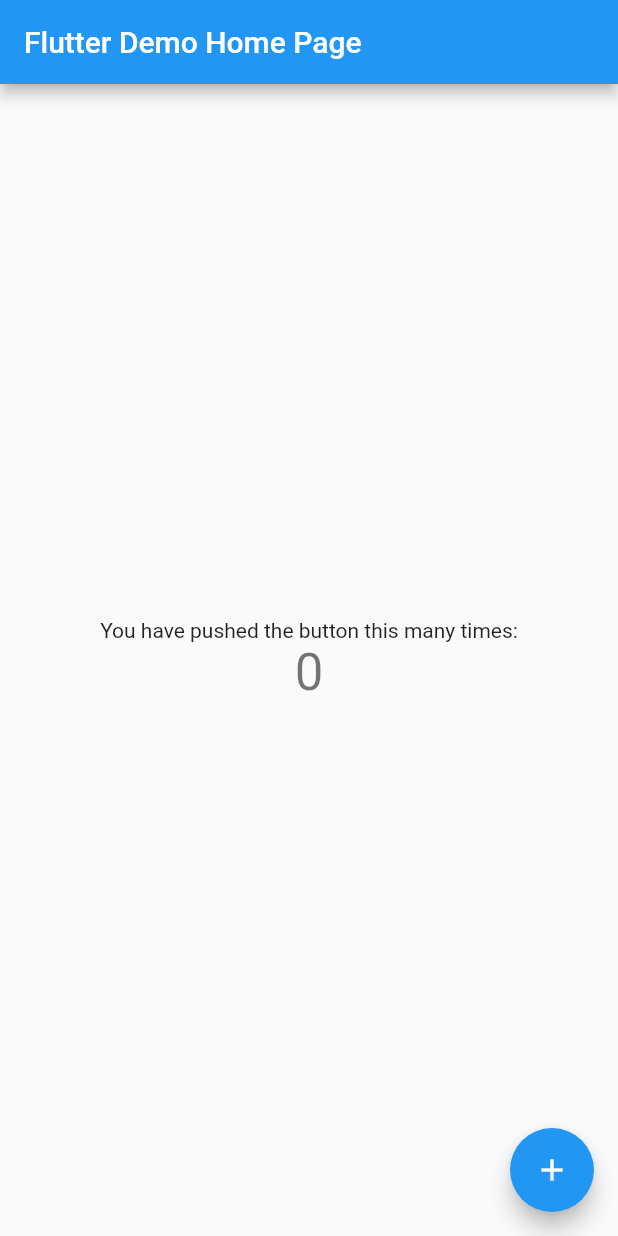
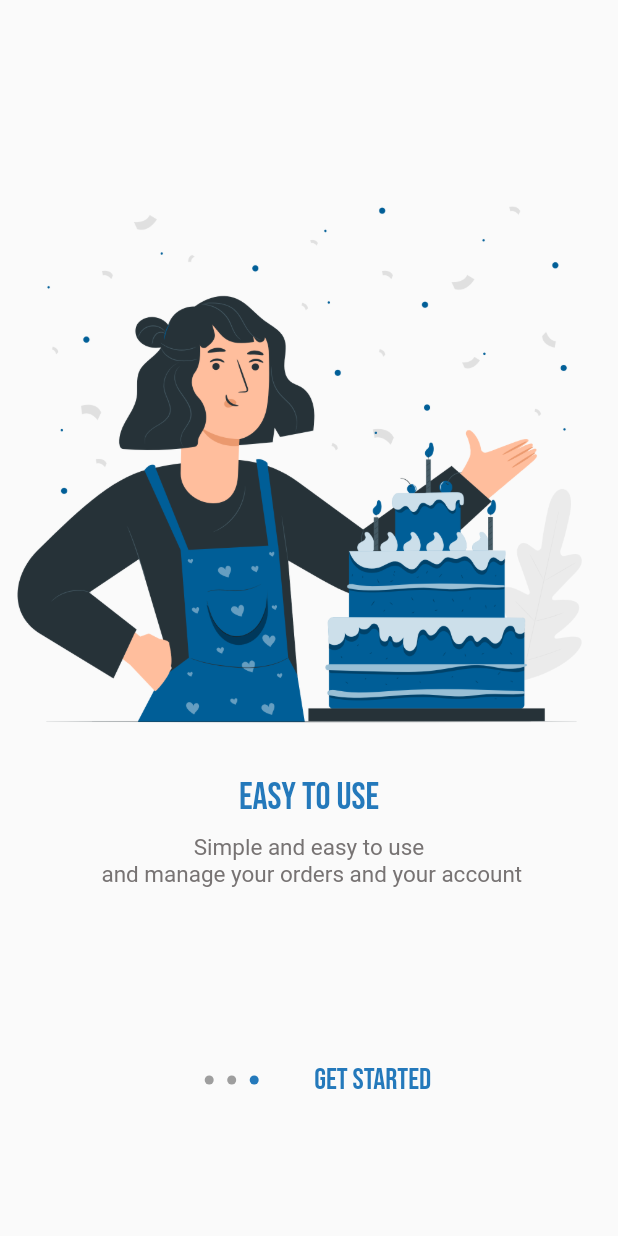
Before and after one commit to abduseK/Cake-App, a Flutter app: the screen it shows after launch, on a phone screen of 412 x 824 dp. Run offline on Flutter 3.47's test engine with Material 2 defaults, Android fonts, the phone set to English and light mode, and no system bars.

Commit message:
onboard screen

```diff
--- a/lib/main.dart
+++ b/lib/main.dart
@@ -1,4 +1,5 @@
 import 'package:flutter/material.dart';
+import 'package:test_onte/screens/onBoardScreen.dart';
 
 void main() {
   runApp(const MyApp());
@@ -10,58 +11,21 @@
   @override
   Widget build(BuildContext context) {
     return MaterialApp(
-      title: 'Flutter Demo',
-      theme: ThemeData(
-        primarySwatch: Colors.blue,
-      ),
-      home: const MyHomePage(title: 'Flutter Demo Home Page'),
+      home: MyHomePage(),
     );
   }
 }
 
 class MyHomePage extends StatefulWidget {
-  const MyHomePage({super.key, required this.title});
-
-  final String title;
-
   @override
   State<MyHomePage> createState() => _MyHomePageState();
 }
 
 class _MyHomePageState extends State<MyHomePage> {
-  int _counter = 0;
-
-  void _incrementCounter() {
-    setState(() {
-      _counter++;
-    });
-  }
-
   @override
   Widget build(BuildContext context) {
-    return Scaffold(
-      appBar: AppBar(
-        title: Text(widget.title),
-      ),
-      body: Center(
-        child: Column(
-          mainAxisAlignment: MainAxisAlignment.center,
-          children: <Widget>[
-            const Text(
-              'You have pushed the button this many times:',
-            ),
-            Text(
-              '$_counter',
-              style: Theme.of(context).textTheme.headlineMedium,
-            ),
-          ],
-        ),
-      ),
-      floatingActionButton: FloatingActionButton(
-        onPressed: _incrementCounter,
-        tooltip: 'Increment',
-        child: const Icon(Icons.add),
-      ), // This trailing comma makes auto-formatting nicer for build methods.
+    return const MaterialApp(
+      home: OnBoardScreen(),
     );
   }
 }
--- /dev/null
+++ b/lib/models/onBaord.dart
@@ -0,0 +1,8 @@
+class OnBaord {
+  final String title;
+  final String image;
+  final String description;
+
+  OnBaord(
+      {required this.title, required this.image, required this.description});
+}
--- /dev/null
+++ b/lib/screens/dotMarkers.dart
@@ -0,0 +1,21 @@
+import 'package:flutter/material.dart';
+import 'package:flutter/src/widgets/framework.dart';
+import 'package:flutter/src/widgets/placeholder.dart';
+
+class DotMarkers extends StatelessWidget {
+  final bool isActive;
+  DotMarkers({this.isActive = false});
+  @override
+  Widget build(BuildContext context) {
+    return AnimatedContainer(
+      duration: const Duration(milliseconds: 300),
+      height: 6,
+      width: 6,
+      margin: const EdgeInsets.only(right: 5),
+      decoration: BoxDecoration(
+          color:
+              isActive ? const Color.fromARGB(222, 4, 102, 178) : Colors.grey,
+          borderRadius: const BorderRadius.all(Radius.circular(12))),
+    );
+  }
+}
--- /dev/null
+++ b/lib/screens/onBoardScreen.dart
@@ -0,0 +1,142 @@
+import 'dart:async';
+import 'package:flutter/material.dart';
+import 'package:test_onte/screens/onBoradContentScreen.dart';
+import '../models/onBaord.dart';
+import "./dotMarkers.dart";
+
+class OnBoardScreen extends StatefulWidget {
+  const OnBoardScreen({super.key});
+
+  @override
+  State<OnBoardScreen> createState() => _OnBoardScreenState();
+}
+
+class _OnBoardScreenState extends State<OnBoardScreen> {
+  late PageController _pageController;
+  int _pageIndex = 0;
+  Timer? _timer;
+
+  final List<OnBaord> onBoardContent = [
+    OnBaord(
+        title: "Custom your cake",
+        image: "images/ill1.png",
+        description: "Custom your cake as you like, whenever you want"),
+    OnBaord(
+        title: "Order from your home",
+        image: "images/ill2.png",
+        description: "Order your cake from your home... fast"),
+    OnBaord(
+        title: "Easy to use",
+        image: "images/ill1.png",
+        description:
+            "Simple and easy to use \n and manage your orders and your account"),
+  ];
+
+  @override
+  void initState() {
+    super.initState();
+    _pageController = PageController(initialPage: 0);
+    _timer = Timer.periodic(const Duration(seconds: 3), (timer) {
+      if (_pageIndex < 3) {
+        _pageIndex++;
+      } else {
+        _pageIndex = 0;
+      }
+
+      _pageController.animateToPage(_pageIndex,
+          duration: const Duration(milliseconds: 300), curve: Curves.easeInOut);
+    });
+  }
+
+  @override
+  void dispose() {
+    _pageController.dispose();
+    _timer!.cancel();
+    super.dispose();
+  }
+
+  @override
+  Widget build(BuildContext context) {
+    return MaterialApp(
+      home: Scaffold(
+          body: Column(
+        mainAxisAlignment: MainAxisAlignment.center,
+        children: [
+          Expanded(
+            child: PageView.builder(
+              onPageChanged: (index) {
+                setState(() {
+                  _pageIndex = index;
+                });
+              },
+              itemCount: onBoardContent.length,
+              controller: _pageController,
+              itemBuilder: (context, index) {
+                return OnBoardContentScreen(
+                    title: onBoardContent[index].title,
+                    image: onBoardContent[index].image,
+                    description: onBoardContent[index].description);
+              },
+            ),
+          ),
+          Padding(
+            padding: const EdgeInsets.only(bottom: 80.0),
+            child: Row(
+              mainAxisAlignment: MainAxisAlignment.center,
+              children: [
+                _pageIndex < 2
+                    ? TextButton(
+                        child: const Text(
+                          'Skip',
+                          style: TextStyle(
+                              color: Colors.black,
+                              fontFamily: "BebasNeue-Regular",
+                              fontSize: 17),
+                        ),
+                        onPressed: () {},
+                      )
+                    : const Text(""),
+                const SizedBox(
+                  width: 20,
+                ),
+                ...List.generate(
+                    onBoardContent.length,
+                    (index) => Padding(
+                          padding: const EdgeInsets.only(right: 4),
+                          child: DotMarkers(
+                            isActive: index == _pageIndex,
+                          ),
+                        )),
+                const SizedBox(
+                  width: 20,
+                ),
+                _pageIndex >= 2
+                    ? TextButton(
+                        child: const Text(
+                          "Get Started",
+                          style: TextStyle(
+                            color: Color.fromARGB(222, 4, 102, 178),
+                            fontFamily: "BebasNeue-Regular",
+                            fontSize: 20,
+                          ),
+                        ),
+                        onPressed: () {},
+                      )
+                    : TextButton(
+                        child: const Text(
+                          "Next",
+                          style: TextStyle(
+                              color: Color.fromARGB(222, 4, 102, 178),
+                              fontFamily: "BebasNeue-Regular",
+                              fontSize: 17),
+                        ),
+                        onPressed: () {},
+                      )
+              ],
+            ),
+          ),
+        ],
+      )),
+    );
+  }
+}
--- /dev/null
+++ b/lib/screens/onBoradContentScreen.dart
@@ -0,0 +1,38 @@
+import 'package:flutter/material.dart';
+
+class OnBoardContentScreen extends StatelessWidget {
+  final String title;
+  final String image;
+  final String description;
+
+  OnBoardContentScreen(
+      {required this.title, required this.image, required this.description});
+
+  @override
+  Widget build(BuildContext context) {
+    return Column(
+      mainAxisAlignment: MainAxisAlignment.center,
+      children: [
+        Image(
+          image: AssetImage(image),
+        ),
+        Text(
+          title,
+          style: const TextStyle(
+              fontSize: 25.0,
+              color: Color.fromARGB(222, 4, 102, 178),
+              fontFamily: "BebasNeue-Regular"),
+        ),
+        const SizedBox(
+          height: 10,
+        ),
+        Text(
+          description,
+          style: const TextStyle(
+              fontSize: 15.0, color: Color.fromARGB(255, 119, 115, 115)),
+          textAlign: TextAlign.center,
+        )
+      ],
+    );
+  }
+}
```
Also changed, not shown: pubspec.yaml (+7 -9 lines), fonts/BebasNeue-Regular.ttf (added), images/ill1.png (added), images/ill2.png (added).
